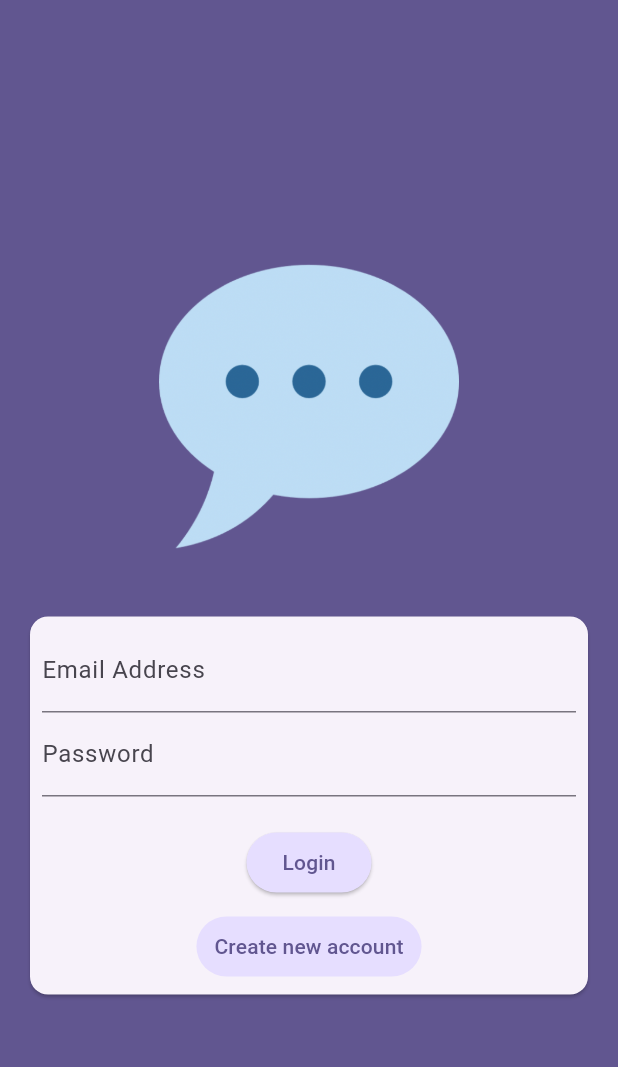
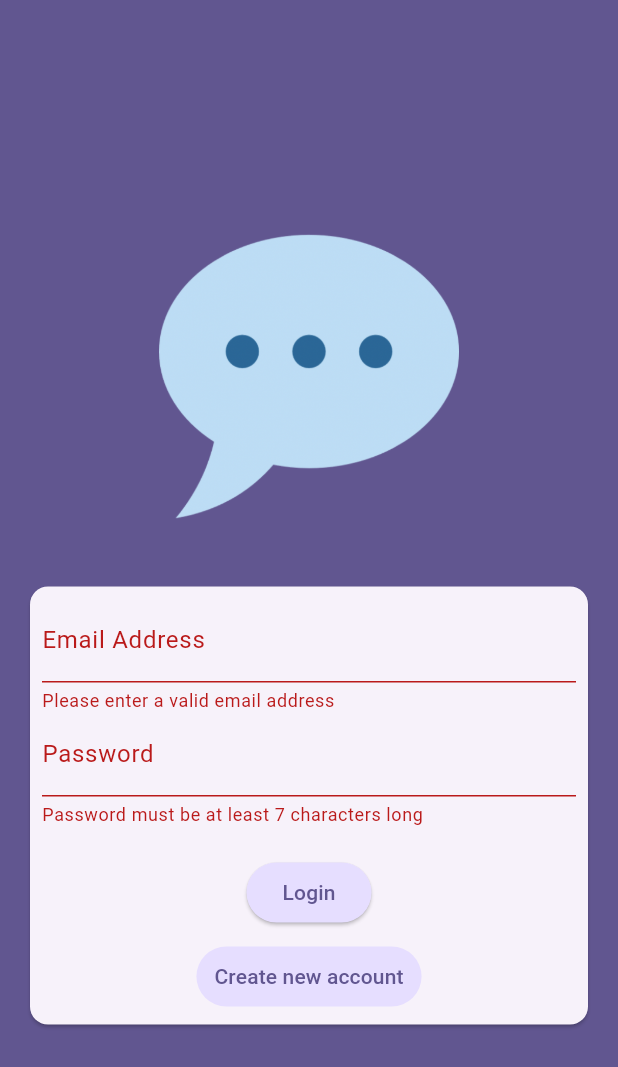
Before and after one commit to tatsurou9003/flutter_projects_overture, a Flutter app: the screen it shows after launch, after a tap on "Login", on a phone screen of 412 x 824 dp. Shown: the top 1067 px of the screen. Run offline on Flutter 3.47's test engine with Material 3 defaults, Android fonts, the phone set to English and light mode, and no system bars; our stand-ins replace flutter_dotenv, flutter_riverpod, google_fonts, google_maps_flutter, image_picker, just_audio and 4 more; accounts and stored records are empty.

Commit message:
auth validation

```diff
--- a/chat_app/lib/screens/auth.dart
+++ b/chat_app/lib/screens/auth.dart
@@ -8,11 +8,31 @@ class AuthScreen extends StatefulWidget {
 }
 
 class _AuthScreenState extends State<AuthScreen> {
+  final _form = GlobalKey<FormState>();
+  var _isLogin = true;
+
+  var _enteredEmail = '';
+  var _enteredPassword = '';
+
+  void _submit() {
+    final isValid = _form.currentState!.validate();
+    if (!isValid) {
+      return;
+    }
+    _form.currentState!.save();
+
+    print(_enteredEmail);
+    print(_enteredPassword);
+  }
+
   @override
   Widget build(BuildContext context) {
-    return Scaffold(
+    return GestureDetector(
+      onTap: FocusScope.of(context).unfocus,
+      child: Scaffold(
           backgroundColor: Theme.of(context).colorScheme.primary,
           body: Center(
+            child: SingleChildScrollView(
               child: Column(
                 mainAxisAlignment: MainAxisAlignment.center,
                 children: [
@@ -33,41 +53,65 @@ class _AuthScreenState extends State<AuthScreen> {
                     child: Padding(
                       padding: const EdgeInsets.all(8.0),
                       child: Form(
+                          key: _form,
                           child: Column(
                             children: [
                               TextFormField(
-                        decoration:
-                            const InputDecoration(labelText: 'Email Address'),
+                                decoration: const InputDecoration(
+                                    labelText: 'Email Address'),
                                 keyboardType: TextInputType.emailAddress,
                                 autocorrect: false,
                                 textCapitalization: TextCapitalization.none,
+                                validator: (value) => value == null ||
+                                        value.trim().isEmpty ||
+                                        !value.contains('@')
+                                    ? 'Please enter a valid email address'
+                                    : null,
+                                onSaved: (value) {
+                                  _enteredEmail = value!;
+                                },
                               ),
                               TextFormField(
-                        decoration:
-                            const InputDecoration(labelText: 'Password'),
+                                decoration: const InputDecoration(
+                                    labelText: 'Password'),
                                 obscureText: true,
+                                validator: (value) => value == null ||
+                                        value.trim().length < 6
+                                    ? 'Password must be at least 7 characters long'
+                                    : null,
+                                onSaved: (value) {
+                                  _enteredPassword = value!;
+                                },
                               ),
                               const SizedBox(
                                 height: 20,
                               ),
                               ElevatedButton(
-                        onPressed: () {},
+                                onPressed: _submit,
                                 style: ElevatedButton.styleFrom(
-                          backgroundColor:
-                              Theme.of(context).colorScheme.primaryContainer,
+                                  backgroundColor: Theme.of(context)
+                                      .colorScheme
+                                      .primaryContainer,
                                 ),
-                        child: const Text('Login'),
+                                child: Text(_isLogin ? 'Login' : 'Signup'),
                               ),
                               const SizedBox(
                                 height: 8,
                               ),
                               TextButton(
-                        onPressed: () {},
+                                onPressed: () {
+                                  setState(() {
+                                    _isLogin = !_isLogin;
+                                  });
+                                },
                                 style: TextButton.styleFrom(
-                          backgroundColor:
-                              Theme.of(context).colorScheme.primaryContainer,
+                                  backgroundColor: Theme.of(context)
+                                      .colorScheme
+                                      .primaryContainer,
                                 ),
-                        child: const Text('Create new account'),
+                                child: Text(_isLogin
+                                    ? 'Create new account'
+                                    : 'I already have an account'),
                               )
                             ],
                           )),
@@ -75,6 +119,8 @@ class _AuthScreenState extends State<AuthScreen> {
                   )
                 ],
               ),
-        ));
+            ),
+          )),
+    );
   }
 }
```
Lines whose indentation alone changed are shown as unchanged.
